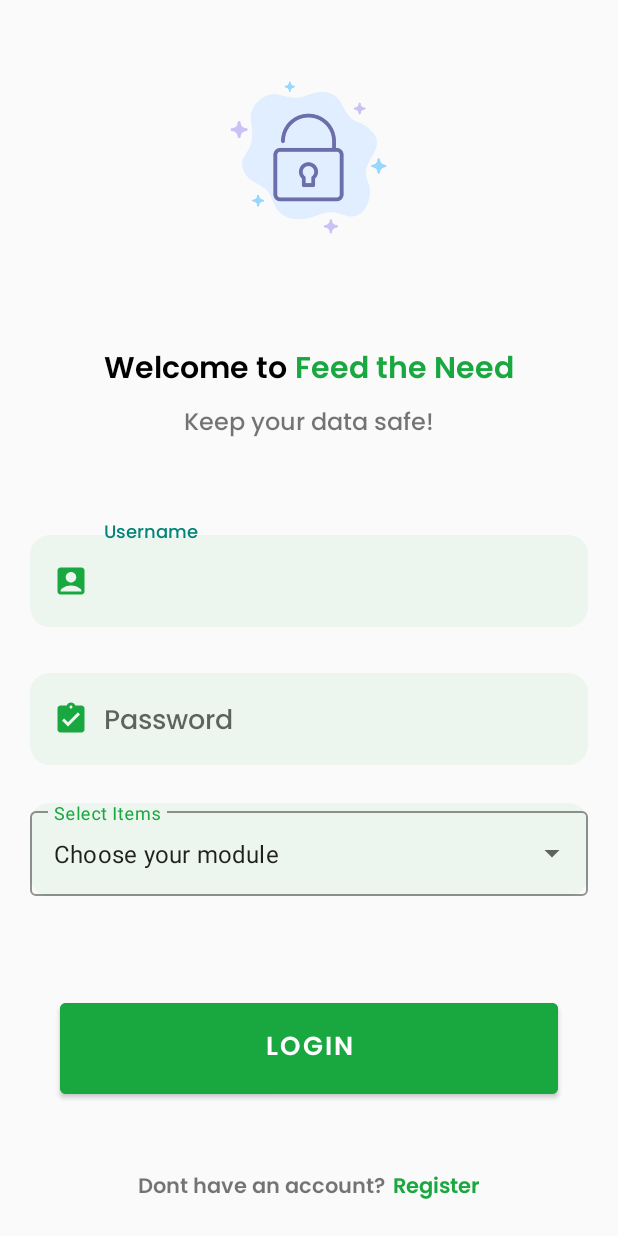
After one commit to chetan7020/FoodBankApp, an Android app: the layout activity_login.xml on its own in the app's theme, with its tools: preview values and no code run, on a phone screen of 412 x 824 dp. The commit adds this screen. Run offline under Robolectric (Android 15) with nearby library versions, the phone set to English and light mode, and no system bars.

Commit message:
login screen done

```diff
--- a/app/src/main/AndroidManifest.xml
+++ b/app/src/main/AndroidManifest.xml
@@ -13,17 +13,27 @@
         android:theme="@style/Theme.FoodBankSurplus"
         tools:targetApi="31">
         <activity
+            android:name=".LoginActivity"
+            android:exported="true"
+            android:theme="@style/Theme.MaterialComponents.DayNight.NoActionBar">
+
+        </activity>
+        <activity
             android:name=".SplashActivity"
-            android:exported="false" />
-        <activity
-            android:name=".provider.ProviderMainActivity"
-            android:exported="true"
-            android:label="@string/title_activity_provider_main">
+            android:exported="true">
+
             <intent-filter>
                 <action android:name="android.intent.action.MAIN" />
 
                 <category android:name="android.intent.category.LAUNCHER" />
             </intent-filter>
+
+        </activity>
+        <activity
+            android:name=".provider.ProviderMainActivity"
+            android:exported="true"
+            android:label="@string/title_activity_provider_main">
+
 
             <meta-data
                 android:name="android.app.lib_name"
--- /dev/null
+++ b/app/src/main/java/com/codizcdp/foodbanksurplus/LoginActivity.java
@@ -0,0 +1,39 @@
+package com.codizcdp.foodbanksurplus;
+
+import androidx.appcompat.app.AppCompatActivity;
+
+import android.os.Bundle;
+import android.view.View;
+import android.widget.AdapterView;
+import android.widget.ArrayAdapter;
+import android.widget.AutoCompleteTextView;
+import android.widget.Toast;
+
+import com.google.android.material.textfield.TextInputLayout;
+
+public class LoginActivity extends AppCompatActivity {
+
+    TextInputLayout textInputLayout;
+    AutoCompleteTextView autoCompleteTextView;
+    String [] items = {"User","Admin","Provider"};
+    ArrayAdapter<String> adapterItems;
+    @Override
+    protected void onCreate(Bundle savedInstanceState) {
+        super.onCreate(savedInstanceState);
+        setContentView(R.layout.activity_login);
+
+        textInputLayout = findViewById(R.id.menu_drop);
+        autoCompleteTextView = findViewById(R.id.drop_items);
+
+        adapterItems = new ArrayAdapter<String>(this,R.layout.items_list,items);
+        autoCompleteTextView.setAdapter(adapterItems);
+        autoCompleteTextView.setOnItemClickListener(new AdapterView.OnItemClickListener() {
+            @Override
+            public void onItemClick(AdapterView<?> adapterView, View view, int i, long l) {
+                String items = adapterView.getItemAtPosition(i).toString();
+                Toast.makeText(LoginActivity.this, items, Toast.LENGTH_SHORT).show();
+            }
+        });
+
+    }
+}
--- a/app/src/main/java/com/codizcdp/foodbanksurplus/SplashActivity.java
+++ b/app/src/main/java/com/codizcdp/foodbanksurplus/SplashActivity.java
@@ -2,6 +2,7 @@ package com.codizcdp.foodbanksurplus;
 
 import androidx.appcompat.app.AppCompatActivity;
 
+import android.content.Intent;
 import android.os.Bundle;
 
 public class SplashActivity extends AppCompatActivity {
@@ -10,5 +11,26 @@ public class SplashActivity extends AppCompatActivity {
     protected void onCreate(Bundle savedInstanceState) {
         super.onCreate(savedInstanceState);
         setContentView(R.layout.activity_splash_screen);
+
+
+        Thread thread = new Thread(){
+
+            public void run() {
+                try {
+
+                    sleep(2000);
+
+                } catch (Exception e) {
+                    e.printStackTrace();
+
+                } finally {
+
+                    Intent intent = new Intent(SplashActivity.this,LoginActivity.class);
+                    startActivity(intent);
+                }
+            }
+
+        };
+        thread.start();
     }
 }
--- /dev/null
+++ b/app/src/main/res/layout/activity_login.xml
@@ -0,0 +1,193 @@
+<?xml version="1.0" encoding="utf-8"?>
+<RelativeLayout xmlns:android="http://schemas.android.com/apk/res/android"
+    xmlns:app="http://schemas.android.com/apk/res-auto"
+    xmlns:tools="http://schemas.android.com/tools"
+    android:layout_width="match_parent"
+    android:layout_height="match_parent"
+    android:orientation="vertical"
+    tools:context=".LoginActivity">
+
+    <LinearLayout
+        android:layout_width="match_parent"
+        android:layout_height="match_parent"
+        android:orientation="vertical">
+
+
+        <ImageView
+            android:layout_width="150dp"
+            android:layout_height="150dp"
+            android:src="@drawable/login_img"
+            android:layout_gravity="center"
+            android:layout_marginTop="30dp"/>
+
+
+
+        <LinearLayout
+            android:layout_width="match_parent"
+            android:layout_height="wrap_content"
+            android:gravity="center_horizontal"
+            android:orientation="horizontal">
+
+            <TextView
+                android:layout_width="wrap_content"
+                android:layout_height="wrap_content"
+                android:text="Welcome to"
+                android:gravity="center"
+                android:layout_marginTop="50dp"
+                android:fontFamily="@font/poppins_semibold"
+                android:textSize="20dp"
+                android:textColor="@color/black"/>
+
+            <TextView
+                android:layout_width="wrap_content"
+                android:layout_height="wrap_content"
+                android:text="Feed the Need"
+                android:gravity="center"
+                android:layout_marginTop="50dp"
+                android:layout_marginLeft="5dp"
+                android:fontFamily="@font/poppins_semibold"
+                android:textSize="20dp"
+                android:textColor="@color/green"/>
+
+
+        </LinearLayout>
+
+        <TextView
+            android:layout_width="match_parent"
+            android:layout_height="wrap_content"
+            android:layout_marginTop="5dp"
+            android:fontFamily="@font/poppins_medium"
+            android:gravity="center"
+            android:text="Keep your data safe!"
+            android:textSize="16dp" />
+
+
+        <LinearLayout
+            android:layout_width="match_parent"
+            android:layout_height="wrap_content"
+            android:orientation="vertical">
+
+
+            <com.google.android.material.textfield.TextInputLayout
+                android:id="@+id/text_input_layout1"
+                android:layout_width="match_parent"
+                android:layout_height="wrap_content"
+                android:layout_marginTop="50dp"
+                android:layout_marginLeft="20dp"
+                android:layout_marginRight="20dp"
+                android:layout_marginBottom="20dp">
+
+                <com.google.android.material.textfield.TextInputEditText
+                    android:id="@+id/et_username"
+                    android:layout_width="match_parent"
+                    android:layout_height="wrap_content"
+                    android:background="@drawable/splash_button"
+                    android:drawableLeft="@drawable/ic_baseline_account_box_24"
+                    android:drawablePadding="10dp"
+                    android:fontFamily="@font/poppins_medium"
+                    android:hint="Username"
+                    android:padding="15dp" />
+
+            </com.google.android.material.textfield.TextInputLayout>
+
+            <com.google.android.material.textfield.TextInputLayout
+                android:id="@+id/text_input_layout2"
+                android:layout_width="match_parent"
+                android:layout_height="wrap_content"
+                android:layout_marginLeft="20dp"
+                android:layout_marginRight="20dp"
+                android:layout_marginBottom="25dp">
+
+                <com.google.android.material.textfield.TextInputEditText
+                    android:id="@+id/et_pass"
+                    android:layout_width="match_parent"
+                    android:layout_height="wrap_content"
+                    android:background="@drawable/splash_button"
+                    android:drawableLeft="@drawable/ic_baseline_assignment_turned_in_24"
+                    android:drawablePadding="10dp"
+                    android:fontFamily="@font/poppins_medium"
+                    android:hint="Password"
+                    android:padding="15dp" />
+
+            </com.google.android.material.textfield.TextInputLayout>
+
+            <com.google.android.material.textfield.TextInputLayout
+                android:id="@+id/menu_drop"
+                style="@style/Widget.MaterialComponents.TextInputLayout.OutlinedBox.ExposedDropdownMenu"
+                android:layout_width="match_parent"
+                android:layout_height="wrap_content"
+                android:hint="@string/select"
+                android:layout_marginLeft="20dp"
+                android:layout_marginRight="20dp"
+                android:layout_marginBottom="25dp"
+                android:background="@drawable/splash_button"
+                android:outlineSpotShadowColor="@color/green"
+                app:hintTextColor="@color/green"
+                android:textColorHint="@color/green"
+                app:boxStrokeColor="@color/green">
+
+                <AutoCompleteTextView
+                    android:id="@+id/drop_items"
+                    android:layout_width="match_parent"
+                    android:layout_height="match_parent"
+                    android:layout_weight="1"
+                    android:inputType="none"
+                    android:text="Choose your module"
+                    />
+
+            </com.google.android.material.textfield.TextInputLayout>
+
+
+            <com.google.android.material.button.MaterialButton
+                android:layout_width="match_parent"
+                android:layout_height="wrap_content"
+                android:text="Login"
+                android:textColor="@color/white"
+                android:padding="15dp"
+                android:layout_margin="40dp"
+                android:textSize="17dp"
+                android:fontFamily="@font/poppins_semibold"
+                android:backgroundTint="@color/green"/>
+
+        </LinearLayout>
+
+
+    </LinearLayout>
+
+
+    <LinearLayout
+        android:layout_width="match_parent"
+        android:layout_height="wrap_content"
+        android:layout_alignParentBottom="true"
+        android:gravity="center"
+        android:layout_marginBottom="20dp"
+        android:orientation="horizontal">
+
+        <TextView
+            android:layout_width="wrap_content"
+            android:layout_height="wrap_content"
+            android:text="Dont have an account?"
+            android:fontFamily="@font/poppins_semibold"
+            android:textAlignment="center"
+            android:gravity="center_horizontal"/>
+
+        <TextView
+            android:layout_width="wrap_content"
+            android:layout_height="wrap_content"
+            android:text="Register"
+            android:paddingLeft="5dp"
+            android:fontFamily="@font/poppins_semibold"
+            android:textColor="@color/green"
+            android:textAlignment="center"
+            android:layout_gravity="center_horizontal"
+            android:gravity="center_horizontal"/>
+
+
+
+    </LinearLayout>
+
+
+
+
+
+</RelativeLayout>
```
